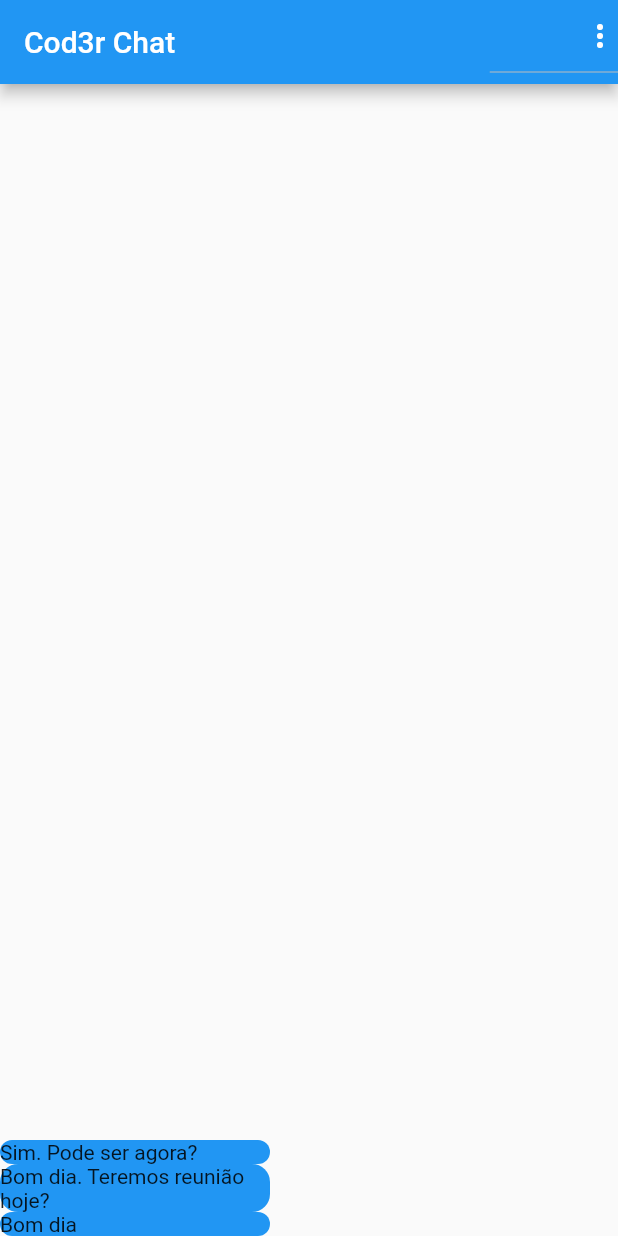
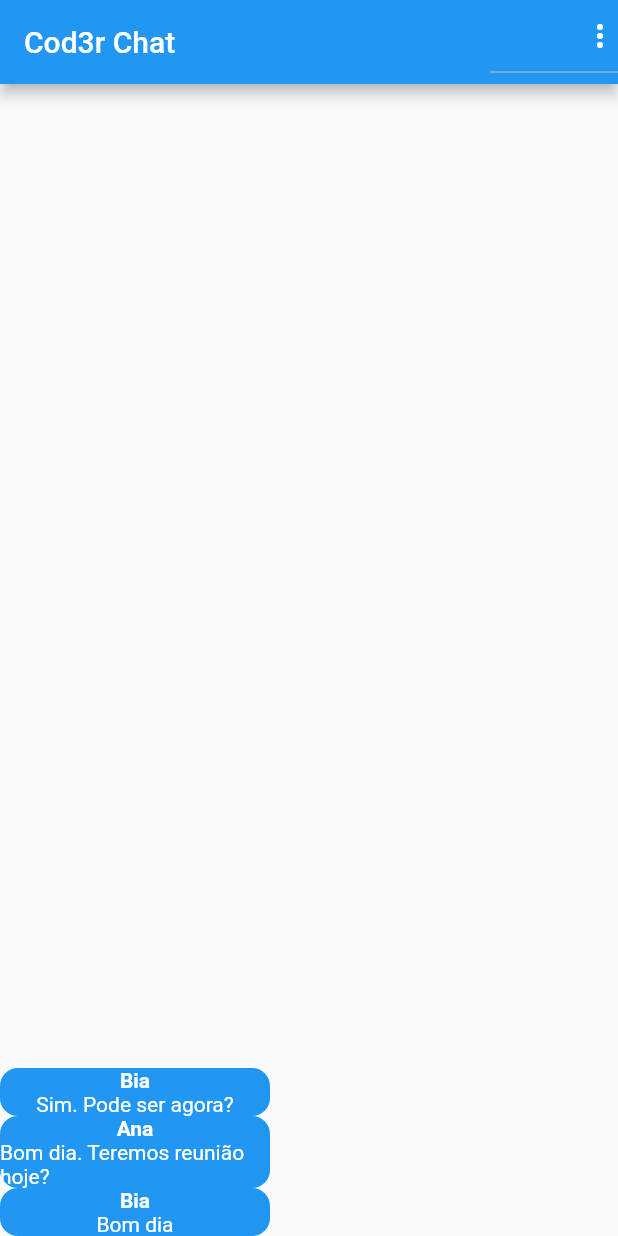
Before and after one commit to KaiqueMunhoz/ryc_chat, a Flutter app: the screen it shows after launch, on a phone screen of 412 x 824 dp. Run offline on Flutter 3.47's test engine with Material 2 defaults, Android fonts, the phone set to English and light mode, and no system bars; our stand-ins replace image_picker; accounts and stored records are empty.

Commit message:
feat: Add user name to message bubble
This commit adds the ability to display the user's name in addition to their message text in the chat bubble. The user's name is displayed in bold font above the message text.

```diff
--- a/lib/components/messages_bubble.dart
+++ b/lib/components/messages_bubble.dart
@@ -28,7 +28,22 @@ class MessagesBubble extends StatelessWidget {
             ),
           ),
           width: 180,
-          child: Text(message.text),
+          child: Column(
+            children: [
+              Text(
+                message.userName,
+                style: TextStyle(
+                    color: belongsToCurrentUser ? Colors.black : Colors.white,
+                    fontWeight: FontWeight.bold),
+              ),
+              Text(
+                message.text,
+                style: TextStyle(
+                  color: belongsToCurrentUser ? Colors.black : Colors.white,
+                ),
+              ),
+            ],
+          ),
         ),
       ],
     );
```
